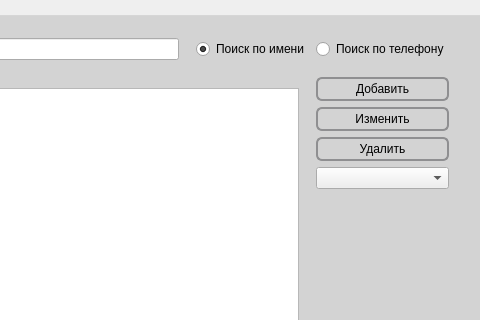
First picture: the form in mainwindow.ui, repository KonstantinKnyaz/Order_Scheduler, before the edit; both pictures show x 546 to 1026 and y 0 to 320 of the 1026 by 697 pixel window.
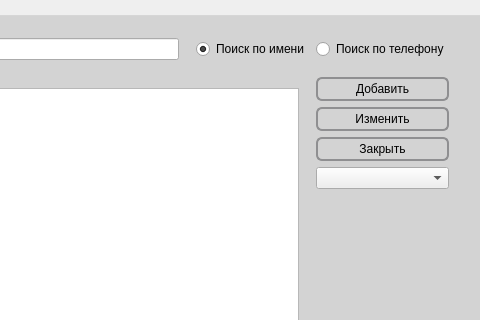
Second picture: the form after the edit.

```diff
--- a/mainwindow.ui
+++ b/mainwindow.ui
@@ -198,7 +198,7 @@
     <item row="3" column="2">
      <widget class="QPushButton" name="btnDel">
       <property name="text">
-       <string>Удалить</string>
+       <string>Закрыть</string>
       </property>
      </widget>
     </item>
```
